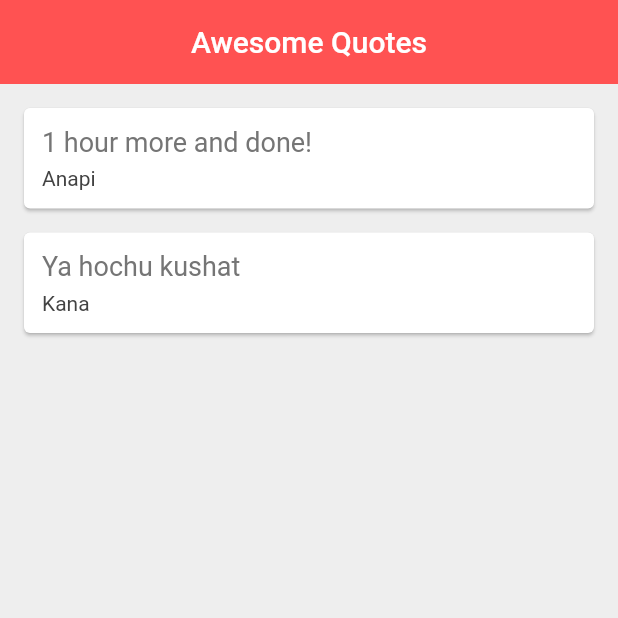
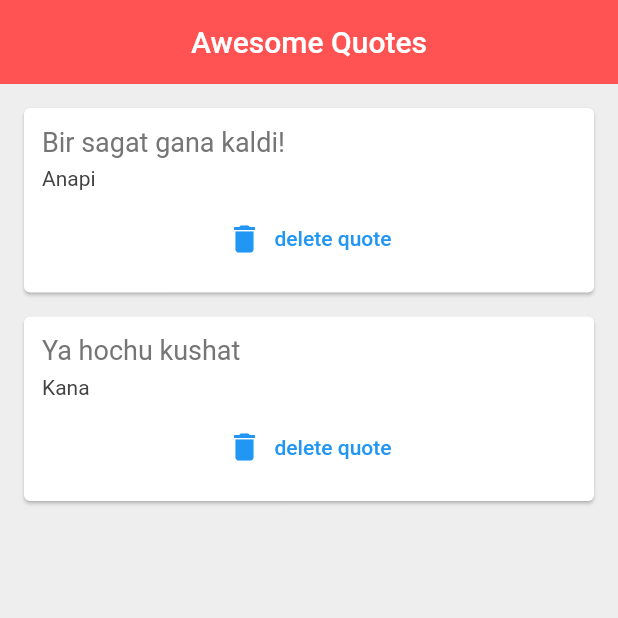
Before and after one commit to anapimolodec/flutter-studies, a Flutter app: the screen it shows after launch, on a phone screen of 412 x 824 dp, the top half of it. Run offline on Flutter 3.47's test engine with Material 2 defaults, Android fonts, the phone set to English and light mode, and no system bars.

Commit message:
ep 20 - 21

```diff
--- a/lib/main.dart
+++ b/lib/main.dart
@@ -1,5 +1,6 @@
 import 'package:flutter/material.dart';
 import 'quote.dart';
+import 'quote_card.dart';
 
 void main() => runApp(MaterialApp(
       home: QuoteList(),
@@ -12,51 +13,30 @@
 
 class _QuoteListState extends State<QuoteList> {
   List<Quote> quotes = [
-    Quote(author: 'Anapi', text: "1 hour more and done!"),
+    Quote(author: 'Anapi', text: "Bir sagat gana kaldi!"),
     Quote(author: 'Kana', text: 'Ya hochu kushat'),
   ];
-
-  Widget quoteTemplate(quote) {
-    return Card(
-      margin: EdgeInsets.fromLTRB(16, 16, 16, 0),
-      child: Padding(
-        padding: const EdgeInsets.all(12.0),
-        child: Column(
-          crossAxisAlignment: CrossAxisAlignment.stretch,
-          children: <Widget>[
-            Text(
-              quote.text,
-              style: TextStyle(
-                fontSize: 18,
-                color: Colors.grey[600],
-              ),
-            ),
-            SizedBox(height: 6),
-            Text(
-              quote.author,
-              style: TextStyle(
-                fontSize: 14,
-                color: Colors.grey[800],
-              ),
-            ),
-          ],
-        ),
-      ),
-    );
-  }
 
   @override
   Widget build(BuildContext context) {
     return Scaffold(
       backgroundColor: Colors.grey[200],
       appBar: AppBar(
-        title: Text('Awesome Quotes'),
+        title: const Text('Awesome Quotes'),
         centerTitle: true,
         backgroundColor: Colors.redAccent,
         elevation: 0,
       ),
       body: Column(
-        children: quotes.map((quote) => quoteTemplate(quote)).toList(),
+        children: quotes
+            .map((quote) => QuoteCard(
+                quote: quote,
+                delete: () {
+                  setState(() {
+                    quotes.remove(quote);
+                  });
+                }))
+            .toList(),
       ),
     );
   }
--- /dev/null
+++ b/lib/quote_card.dart
@@ -0,0 +1,43 @@
+import 'package:flutter/material.dart';
+import 'quote.dart';
+
+class QuoteCard extends StatelessWidget {
+  final Quote quote;
+  final VoidCallback delete;
+  QuoteCard({required this.quote, required this.delete});
+
+  @override
+  Widget build(BuildContext context) {
+    return Card(
+      margin: EdgeInsets.fromLTRB(16, 16, 16, 0),
+      child: Padding(
+        padding: const EdgeInsets.all(12.0),
+        child: Column(
+          crossAxisAlignment: CrossAxisAlignment.stretch,
+          children: <Widget>[
+            Text(
+              quote.text,
+              style: TextStyle(
+                fontSize: 18,
+                color: Colors.grey[600],
+              ),
+            ),
+            SizedBox(height: 6),
+            Text(
+              quote.author,
+              style: TextStyle(
+                fontSize: 14,
+                color: Colors.grey[800],
+              ),
+            ),
+            SizedBox(height: 8),
+            TextButton.icon(
+                onPressed: delete,
+                icon: const Icon(Icons.delete),
+                label: Text('delete quote'))
+          ],
+        ),
+      ),
+    );
+  }
+}
```
Also changed, not shown: 10 other files.
